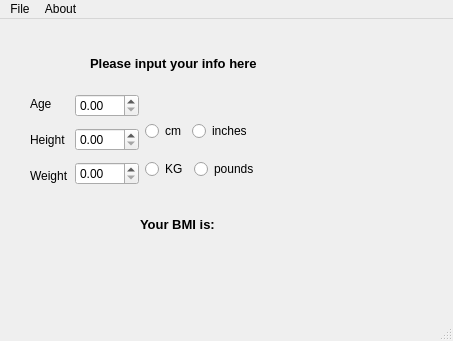
The window that mainwindow.ui (darioZIP/BMIcalculator) describes before a commit, drawn with Qt 5.
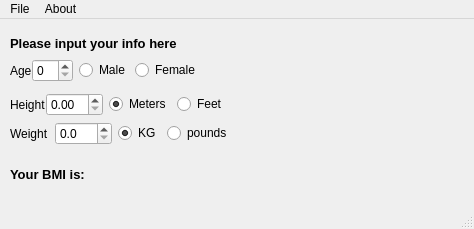
The same window after the commit.

Commit message: I don't even know why this is working. basic BMI working.

Patch:
```diff
--- a/mainwindow.ui
+++ b/mainwindow.ui
@@ -6,103 +6,105 @@
    <rect>
     <x>0</x>
     <y>0</y>
-    <width>453</width>
-    <height>341</height>
+    <width>474</width>
+    <height>229</height>
    </rect>
   </property>
   <property name="windowTitle">
    <string>MainWindow</string>
   </property>
   <widget class="QWidget" name="centralwidget">
-   <widget class="QWidget" name="horizontalLayoutWidget">
+   <widget class="QLabel" name="label_6">
     <property name="geometry">
      <rect>
-      <x>30</x>
+      <x>10</x>
+      <y>10</y>
+      <width>271</width>
+      <height>28</height>
+     </rect>
+    </property>
+    <property name="font">
+     <font>
+      <pointsize>10</pointsize>
+      <weight>75</weight>
+      <bold>true</bold>
+     </font>
+    </property>
+    <property name="text">
+     <string>Please input your info here</string>
+    </property>
+   </widget>
+   <widget class="QWidget" name="horizontalLayoutWidget_5">
+    <property name="geometry">
+     <rect>
+      <x>10</x>
       <y>70</y>
-      <width>371</width>
-      <height>102</height>
+      <width>460</width>
+      <height>31</height>
      </rect>
     </property>
-    <layout class="QHBoxLayout" name="BasicInfo">
-     <property name="leftMargin">
+    <layout class="QHBoxLayout" name="horizontalLayout_4">
+     <item>
+      <layout class="QHBoxLayout" name="horizontalLayout_6">
+       <property name="spacing">
       <number>0</number>
      </property>
-     <item>
-      <layout class="QVBoxLayout" name="verticalLayout_2">
-       <item>
-        <widget class="QLabel" name="label_4">
-         <property name="text">
-          <string>Age</string>
-         </property>
-        </widget>
-       </item>
+       <property name="sizeConstraint">
+        <enum>QLayout::SetMinimumSize</enum>
+       </property>
        <item>
-        <widget class="QLabel" name="label_3">
+        <widget class="QLabel" name="label_9">
          <property name="text">
           <string>Height</string>
          </property>
         </widget>
        </item>
        <item>
-        <widget class="QLabel" name="label_5">
-         <property name="text">
-          <string>Weight</string>
-         </property>
-        </widget>
-       </item>
-      </layout>
-     </item>
-     <item>
-      <layout class="QVBoxLayout" name="verticalLayout_3">
-       <item>
-        <widget class="QDoubleSpinBox" name="ageInput">
-         <property name="acceptDrops">
-          <bool>false</bool>
-         </property>
-         <property name="decimals">
-          <number>2</number>
-         </property>
-         <property name="maximum">
-          <double>300.000000000000000</double>
-         </property>
-         <property name="singleStep">
-          <double>0.150000000000000</double>
-         </property>
-        </widget>
-       </item>
-       <item>
-        <widget class="QDoubleSpinBox" name="weightInput">
-         <property name="acceptDrops">
-          <bool>false</bool>
-         </property>
-         <property name="decimals">
-          <number>2</number>
-         </property>
-         <property name="maximum">
-          <double>300.000000000000000</double>
-         </property>
-         <property name="singleStep">
-          <double>0.150000000000000</double>
-         </property>
-        </widget>
-       </item>
-       <item>
         <widget class="QDoubleSpinBox" name="heightInput">
          <property name="acceptDrops">
           <bool>false</bool>
          </property>
-         <property name="decimals">
-          <number>2</number>
-         </property>
          <property name="maximum">
-          <double>300.000000000000000</double>
+          <double>20.000000000000000</double>
+         </property>
+         <property name="singleStep">
+          <double>0.150000000000000</double>
          </property>
         </widget>
        </item>
       </layout>
      </item>
      <item>
-      <layout class="QVBoxLayout" name="verticalLayout_6">
+      <layout class="QHBoxLayout" name="horizontalLayout">
+       <item>
+        <widget class="QRadioButton" name="heightcm">
+         <property name="maximumSize">
+          <size>
+           <width>80</width>
+           <height>16777215</height>
+          </size>
+         </property>
+         <property name="text">
+          <string>Meters</string>
+         </property>
+         <property name="checked">
+          <bool>true</bool>
+         </property>
+        </widget>
+       </item>
+       <item>
+        <widget class="QRadioButton" name="heightInches">
+         <property name="maximumSize">
+          <size>
+           <width>70</width>
+           <height>16777215</height>
+          </size>
+         </property>
+         <property name="text">
+          <string>Feet</string>
+         </property>
+        </widget>
+       </item>
        <item>
         <spacer name="horizontalSpacer_3">
          <property name="orientation">
@@ -116,13 +118,49 @@
          </property>
         </spacer>
        </item>
-       <item>
+      </layout>
+     </item>
+    </layout>
+   </widget>
+   <widget class="QWidget" name="layoutWidget">
+    <property name="geometry">
+     <rect>
+      <x>10</x>
+      <y>40</y>
+      <width>458</width>
+      <height>26</height>
+     </rect>
+    </property>
         <layout class="QHBoxLayout" name="weightContainer">
          <property name="sizeConstraint">
           <enum>QLayout::SetMaximumSize</enum>
          </property>
          <item>
-          <widget class="QRadioButton" name="heightcm">
+      <layout class="QHBoxLayout" name="horizontalLayout_5">
+       <property name="spacing">
+        <number>0</number>
+       </property>
+       <item>
+        <widget class="QLabel" name="label_4">
+         <property name="text">
+          <string>Age</string>
+         </property>
+        </widget>
+       </item>
+       <item>
+        <widget class="QSpinBox" name="ageInput">
+         <property name="acceptDrops">
+          <bool>false</bool>
+         </property>
+         <property name="displayIntegerBase">
+          <number>10</number>
+         </property>
+        </widget>
+       </item>
+      </layout>
+     </item>
+     <item>
+      <widget class="QRadioButton" name="maleRadio">
            <property name="maximumSize">
             <size>
              <width>50</width>
@@ -130,12 +168,15 @@
             </size>
            </property>
            <property name="text">
-            <string>cm</string>
+        <string>Male</string>
+       </property>
+       <property name="checkable">
+        <bool>true</bool>
            </property>
           </widget>
          </item>
          <item>
-          <widget class="QRadioButton" name="heightInches">
+      <widget class="QRadioButton" name="femaleRadio">
            <property name="maximumSize">
             <size>
              <width>70</width>
@@ -143,7 +184,10 @@
             </size>
            </property>
            <property name="text">
-            <string>inches</string>
+        <string>Female</string>
+       </property>
+       <property name="checkable">
+        <bool>true</bool>
            </property>
           </widget>
          </item>
@@ -161,14 +205,49 @@
           </spacer>
          </item>
         </layout>
-       </item>
-       <item>
+   </widget>
+   <widget class="QWidget" name="layoutWidget">
+    <property name="geometry">
+     <rect>
+      <x>10</x>
+      <y>100</y>
+      <width>440</width>
+      <height>29</height>
+     </rect>
+    </property>
         <layout class="QHBoxLayout" name="heightContainer">
+     <item>
+      <layout class="QHBoxLayout" name="horizontalLayout_3">
+       <item>
+        <widget class="QLabel" name="label_10">
+         <property name="text">
+          <string>Weight</string>
+         </property>
+        </widget>
+       </item>
+       <item>
+        <widget class="QDoubleSpinBox" name="weightInput">
+         <property name="acceptDrops">
+          <bool>false</bool>
+         </property>
+         <property name="decimals">
+          <number>1</number>
+         </property>
+         <property name="singleStep">
+          <double>5.000000000000000</double>
+         </property>
+        </widget>
+       </item>
+      </layout>
+     </item>
          <item>
           <widget class="QRadioButton" name="weightKG">
            <property name="text">
             <string>KG</string>
            </property>
+       <property name="checked">
+        <bool>true</bool>
+       </property>
           </widget>
          </item>
          <item>
@@ -192,43 +271,27 @@
           </spacer>
          </item>
         </layout>
-       </item>
-      </layout>
-     </item>
-    </layout>
    </widget>
-   <widget class="QLabel" name="label_6">
+   <widget class="QWidget" name="horizontalLayoutWidget">
     <property name="geometry">
      <rect>
-      <x>90</x>
-      <y>30</y>
-      <width>271</width>
-      <height>28</height>
-     </rect>
-    </property>
-    <property name="font">
-     <font>
-      <pointsize>10</pointsize>
-      <weight>75</weight>
-      <bold>true</bold>
-     </font>
-    </property>
-    <property name="text">
-     <string>Please input your info here</string>
-    </property>
-   </widget>
-   <widget class="QWidget" name="horizontalLayoutWidget_2">
-    <property name="geometry">
-     <rect>
-      <x>140</x>
-      <y>190</y>
-      <width>160</width>
+      <x>10</x>
+      <y>140</y>
+      <width>141</width>
       <height>31</height>
      </rect>
     </property>
+    <layout class="QHBoxLayout" name="horizontalLayout_2">
+     <item>
     <layout class="QHBoxLayout" name="BMIResult">
      <item>
       <widget class="QLabel" name="label_7">
+         <property name="maximumSize">
+          <size>
+           <width>120</width>
+           <height>16777215</height>
+          </size>
+         </property>
        <property name="font">
         <font>
          <pointsize>10</pointsize>
@@ -243,6 +306,12 @@
      </item>
      <item>
       <widget class="QLabel" name="bmiLabel">
+         <property name="maximumSize">
+          <size>
+           <width>50</width>
+           <height>16777215</height>
+          </size>
+         </property>
        <property name="font">
         <font>
          <pointsize>10</pointsize>
@@ -256,6 +325,8 @@
       </widget>
      </item>
     </layout>
+     </item>
+    </layout>
    </widget>
   </widget>
   <widget class="QMenuBar" name="menubar">
@@ -263,7 +334,7 @@
     <rect>
      <x>0</x>
      <y>0</y>
-     <width>453</width>
+     <width>474</width>
      <height>26</height>
     </rect>
    </property>
```
Lines whose indentation alone changed are shown as unchanged. The commit also changes 3 other files.
